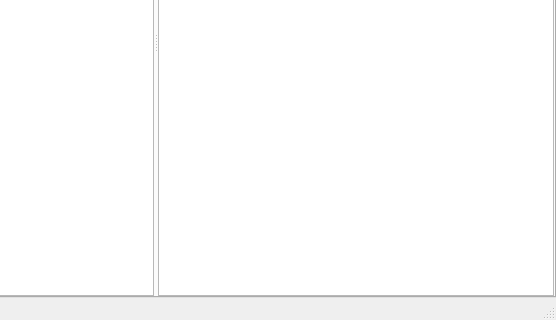
Above: mpp/ui/gui.ui from son-link/minimal-podcasts-player before the change; both pictures show x 244 to 800 and y 280 to 600 of the 800 by 600 pixel window. Below: the same form after it.
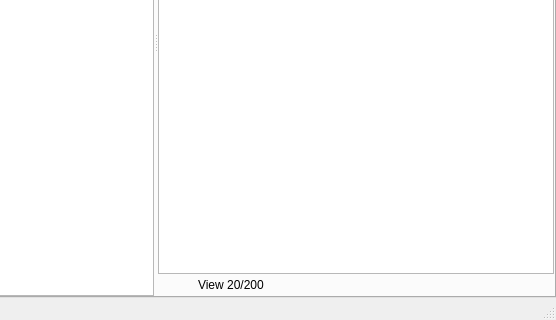
That is the form after the change. Icons and pictures are not drawn.

Commit message: GUI + DB: Adding pagination

```diff
--- a/mpp/ui/gui.ui
+++ b/mpp/ui/gui.ui
@@ -491,7 +491,7 @@
                 </layout>
                </widget>
                <widget class="QWidget" name="widget_3" native="true">
-                <layout class="QGridLayout" name="gridLayout_6" rowstretch="0,1">
+                <layout class="QGridLayout" name="gridLayout_6" rowstretch="0,1,0">
                  <property name="leftMargin">
                   <number>0</number>
                  </property>
@@ -650,6 +650,46 @@
                    </attribute>
                   </widget>
                  </item>
+                 <item row="2" column="0">
+                  <layout class="QHBoxLayout" name="horizontalLayout_5" stretch="0,1,0">
+                   <property name="topMargin">
+                    <number>0</number>
+                   </property>
+                   <item>
+                    <widget class="QPushButton" name="prevDataBtn">
+                     <property name="text">
+                      <string/>
+                     </property>
+                     <property name="icon">
+                      <iconset theme="go-previous-view"/>
+                     </property>
+                     <property name="flat">
+                      <bool>true</bool>
+                     </property>
+                    </widget>
+                   </item>
+                   <item>
+                    <widget class="QLabel" name="paginationLabel">
+                     <property name="text">
+                      <string>View 20/200</string>
+                     </property>
+                    </widget>
+                   </item>
+                   <item>
+                    <widget class="QPushButton" name="nextDataBtn">
+                     <property name="text">
+                      <string/>
+                     </property>
+                     <property name="icon">
+                      <iconset theme="go-next-view"/>
+                     </property>
+                     <property name="flat">
+                      <bool>true</bool>
+                     </property>
+                    </widget>
+                   </item>
+                  </layout>
+                 </item>
                 </layout>
                </widget>
               </widget>
```
Left out of the diff: 2 changed lines with no effect on the pictures. The commit also changes 7 other files.
